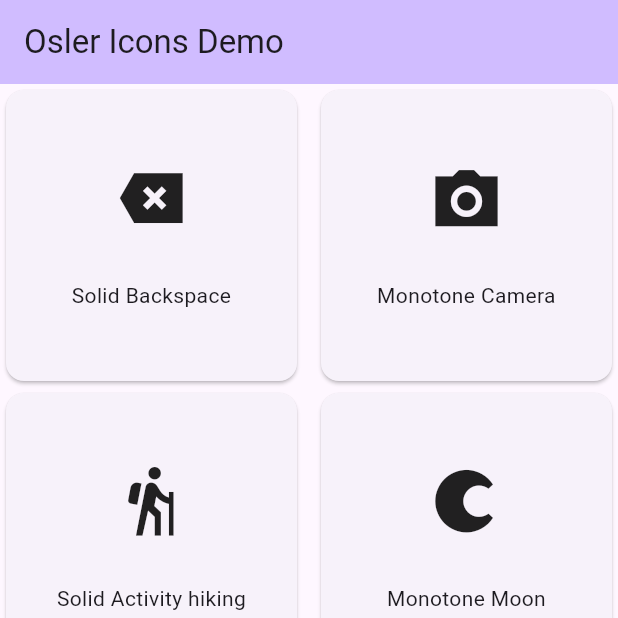
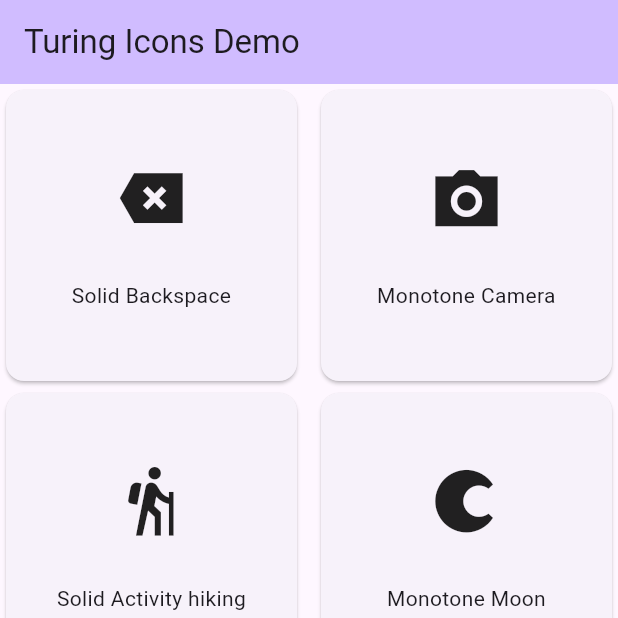
Before and after one commit to CoderNamedHendrick/strange_icons, a Flutter app: the screen it shows after launch, on a phone screen of 412 x 824 dp, the top half of it. Run offline on Flutter 3.47's test engine with Material 3 defaults, Android fonts, the phone set to English and light mode, and no system bars.

Commit message:
🧪 prepare icon pack for release

```diff
--- a/icon_pack/example/lib/main.dart
+++ b/icon_pack/example/lib/main.dart
@@ -1,4 +1,5 @@
 import 'package:flutter/material.dart';
+import 'package:strange_icons/strange_icons.dart';
 
 void main() {
   runApp(const MainApp());
@@ -8,16 +9,33 @@ class MainApp extends StatelessWidget {
   const MainApp({super.key});
 
   static final icons = [
-    // IconModel(icon: FreudSolidIcons.backspace, name: 'Solid Backspace'),
-    // IconModel(icon: FreudMonotoneIcons.gear, name: 'Monotone Gear'),
-    // IconModel(icon: FreudSolidIcons.activityCycling, name: 'Solid Activity cycling'),
-    // IconModel(icon: FreudMonotoneIcons.moon, name: 'Monotone Moon'),
-    // IconModel(icon: FreudSolidIcons.addRound, name: 'Solid Add round'),
-    // IconModel(icon: FreudMonotoneIcons.activityWalking, name: 'Monotone Activity walking'),
-    // IconModel(icon: FreudSolidIcons.arrowTopRightRound, name: 'Solid Arrow top right round'),
-    // IconModel(icon: FreudMonotoneIcons.arrowDropDownMd, name: 'Monotone Arrow dropdown md'),
-    // IconModel(icon: FreudSolidIcons.cart, name: 'Solid Cart'),
-    // IconModel(icon: FreudMonotoneIcons.arrowDropUpMd, name: 'Monotone Arrow dropUp md'),
+    // solid icons
+    IconModel(icon: AsklepiosSolidIcons.backspace, name: 'Asklepios Solid Backspace'),
+    IconModel(icon: FreudSolidIcons.backspace, name: 'Freud Solid Backspace'),
+    IconModel(icon: NightingaleSolidIcons.backspace, name: 'Nightingale Solid Backspace'),
+    IconModel(icon: OslerSolidIcons.backspace, name: 'Osler Solid Backspace'),
+    IconModel(icon: SandowSolidIcons.browserUser, name: 'Sandow Solid BrowserUser'),
+    IconModel(icon: TuringSolidIcons.backspace, name: 'Osler Solid Backspace'),
+    IconModel(icon: AsklepiosSolidIcons.camera, name: 'Asklepios Solid Camera'),
+    IconModel(icon: FreudSolidIcons.activityCycling, name: 'Freud Solid ActivityCycling'),
+    IconModel(icon: NightingaleSolidIcons.activityHiking, name: 'Nightingale Solid ActivityHiking'),
+    IconModel(icon: OslerSolidIcons.activityHiking, name: 'Osler Solid ActivityHiking'),
+    IconModel(icon: SandowSolidIcons.activityHiking, name: 'Sandow Solid ActivityHiking'),
+    IconModel(icon: TuringSolidIcons.activityHiking, name: 'Turing Solid ActivityHiking'),
+
+    // monotone icons
+    IconModel(icon: AsklepiosMonotoneIcons.moon, name: 'Asklepios Monotone Moon'),
+    IconModel(icon: FreudMonotoneIcons.moon, name: 'Freud Monotone Moon'),
+    IconModel(icon: NightingaleMonotoneIcons.moon, name: 'Nightingale Monotone Moon'),
+    IconModel(icon: OslerMonotoneIcons.moon, name: 'Osler Monotone Moon'),
+    IconModel(icon: SandowMonotoneIcons.moon, name: 'Sandow Monotone Moon'),
+    IconModel(icon: TuringMonotoneIcons.moon, name: 'Turing Monotone Moon'),
+    IconModel(icon: AsklepiosMonotoneIcons.gear, name: 'Asklepios Monotone Gear'),
+    IconModel(icon: FreudMonotoneIcons.gear, name: 'Freud Monotone Gear'),
+    IconModel(icon: NightingaleMonotoneIcons.micDisabled, name: 'Nightingale Monotone MicDisabled'),
+    IconModel(icon: OslerMonotoneIcons.gear, name: 'Osler Monotone Gear'),
+    IconModel(icon: SandowMonotoneIcons.micDisabled, name: 'Sandow Monotone MicDisabled'),
+    IconModel(icon: TuringMonotoneIcons.gear, name: 'Turing Monotone Gear'),
   ];
 
   @override
@@ -27,19 +45,20 @@ class MainApp extends StatelessWidget {
         appBar: AppBar(
           centerTitle: false,
           backgroundColor: Theme.of(context).colorScheme.inversePrimary,
-          title: Text('Freud Icons Demo'),
+          title: Text('Strange Icons Demo'),
         ),
         body: GridView.builder(
           itemCount: icons.length,
-          gridDelegate: const SliverGridDelegateWithFixedCrossAxisCount(crossAxisCount: 2, crossAxisSpacing: 8),
+          padding: EdgeInsets.all(8),
+          gridDelegate: const SliverGridDelegateWithFixedCrossAxisCount(crossAxisCount: 3, crossAxisSpacing: 8),
           itemBuilder: (BuildContext context, int index) {
             return Card(
               child: Column(
                 mainAxisAlignment: MainAxisAlignment.center,
+                spacing: 16,
                 children: <Widget>[
-                  Icon(icons[index].icon, size: 50.0),
-                  const SizedBox(height: 30.0),
-                  Text(icons[index].name, textAlign: TextAlign.center),
+                  Icon(icons[index].icon, size: 30.0),
+                  Text(icons[index].name, textAlign: TextAlign.center, style: TextStyle(fontSize: 12)),
                 ],
               ),
             );
--- a/icon_pack/example/pubspec.yaml
+++ b/icon_pack/example/pubspec.yaml
@@ -10,6 +10,9 @@ dependencies:
   flutter:
     sdk: flutter
 
+  strange_icons:
+    path: ../
+
 dev_dependencies:
   flutter_test:
     sdk: flutter
--- a/icon_pack/lib/strange_icons.dart
+++ b/icon_pack/lib/strange_icons.dart
@@ -1,5 +1,8 @@
-/// A Calculator.
-class Calculator {
-  /// Returns [value] plus 1.
-  int addOne(int value) => value + 1;
-}
+library;
+
+export 'package:asklepios_icons/asklepios_icons.dart';
+export 'package:freud_icons/freud_icons.dart';
+export 'package:nightingale_icons/nightingale_icons.dart';
+export 'package:osler_icons/osler_icons.dart';
+export 'package:sandow_icons/sandow_icons.dart';
+export 'package:turing_icons/turing_icons.dart';
--- a/turing_icons/example/lib/main.dart
+++ b/turing_icons/example/lib/main.dart
@@ -28,7 +28,7 @@ class MainApp extends StatelessWidget {
         appBar: AppBar(
           centerTitle: false,
           backgroundColor: Theme.of(context).colorScheme.inversePrimary,
-          title: Text('Osler Icons Demo'),
+          title: Text('Turing Icons Demo'),
         ),
         body: GridView.builder(
           itemCount: icons.length,
--- a/turing_icons/pubspec.yaml
+++ b/turing_icons/pubspec.yaml
@@ -1,6 +1,6 @@
 name: turing_icons
 description: "Turing icons is from Strange icons Turing icon pack with over 600 regular icons in solid and monotone styles."
-version: 0.0.2
+version: 0.0.3
 homepage: https://github.com/CoderNamedHendrick/strange_icons/tree/main/turing_icons
 repository: https://github.com/CoderNamedHendrick/strange_icons/tree/main/turing_icons
 topics:
```
Also changed, not shown: icon_pack/pubspec.yaml (+16 -21 lines), icon_pack/example/pubspec.lock, icon_pack/ss/img.png (added), turing_icons/example/pubspec.lock, turing_icons/ss/img.png, 4 other files.
